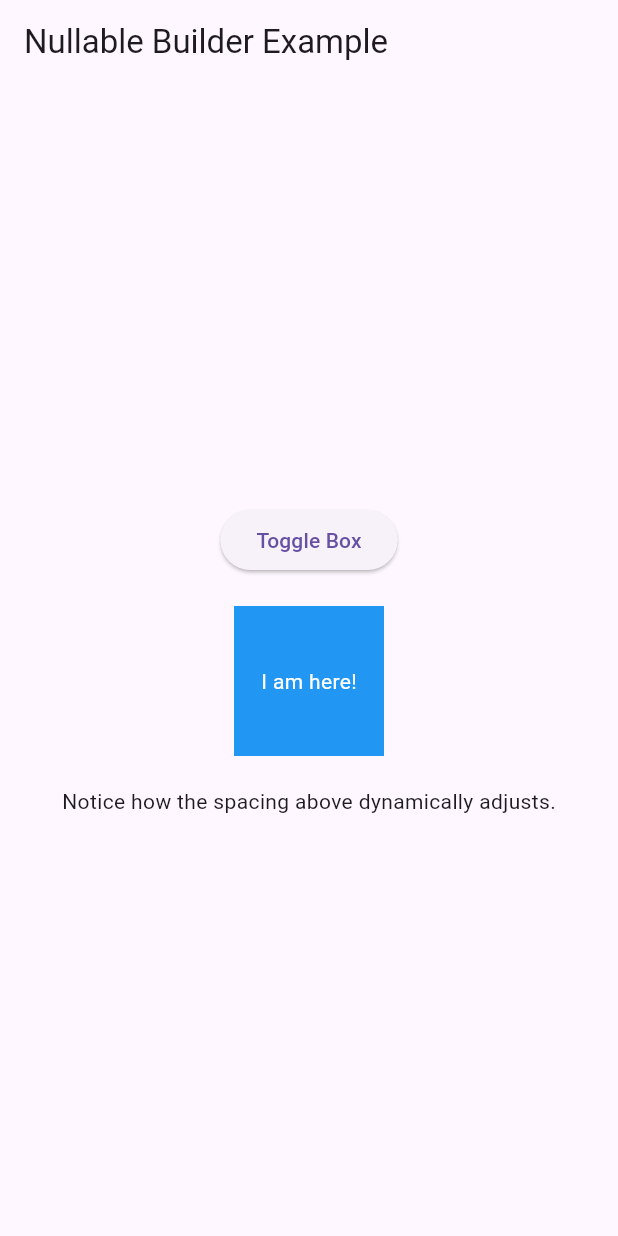
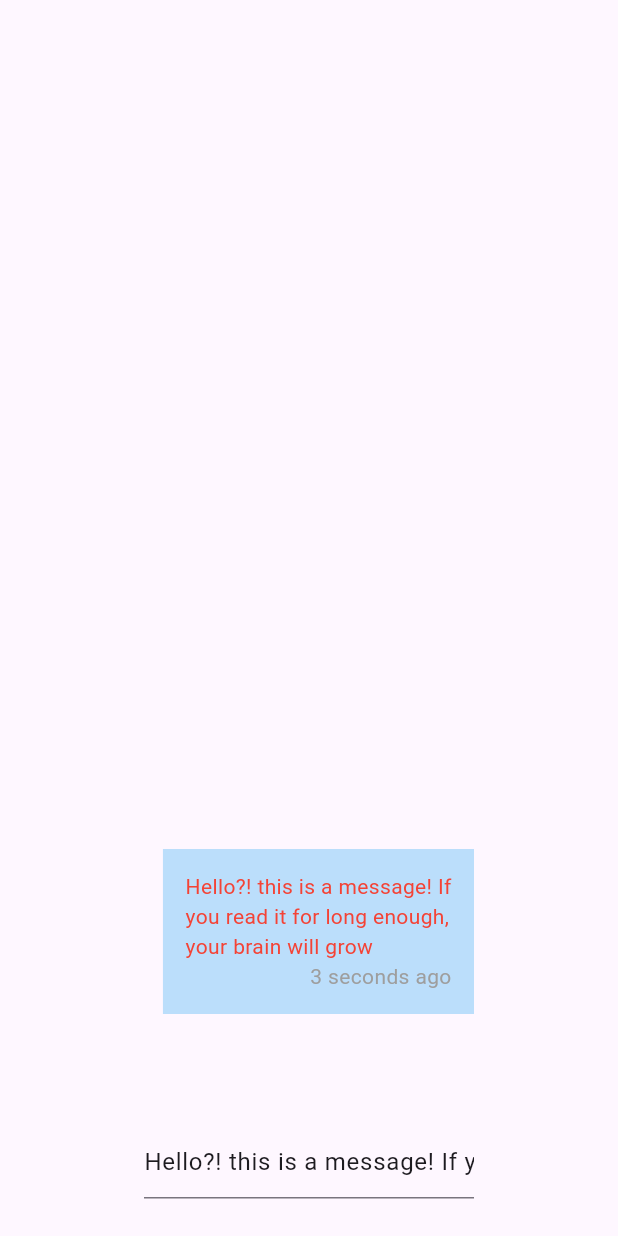
Before and after one commit to AbdeMohlbi/flutter-under-the-hood, a Flutter app: the screen it shows after launch, on a phone screen of 412 x 824 dp. Run offline on Flutter 3.47's test engine with Material 3 defaults, Android fonts, the phone set to English and light mode, and no system bars; our stand-ins replace material_ui.

Commit message:
Add `ChatAppConversationViewApp` example which shows how to create a more advanced custom RenderObject

```diff
--- /dev/null
+++ b/lib/chat_app_conversation_view_app/chat_app_conversation_view_app.dart
@@ -0,0 +1,418 @@
+import 'dart:math';
+
+import 'package:material_ui/material_ui.dart';
+import 'package:flutter/rendering.dart';
+
+class ChatAppConversationViewApp extends StatelessWidget {
+  const ChatAppConversationViewApp({super.key});
+
+  @override
+  Widget build(BuildContext context) {
+    return const MaterialApp(
+      debugShowCheckedModeBanner: false,
+      title: 'Chat message RenderBox',
+      home: ChatAppConversationView(),
+    );
+  }
+}
+
+/// A full-screen widget which vaguely resembles a chat app's conversation view.
+///
+/// The main purpose of the [ChatAppConversationView] class is to feed the value
+/// from a [TextEditingController] into a [TimestampedChatMessage] widget. The
+/// [TimestampedChatMessage] is the real star of the show.
+class ChatAppConversationView extends StatefulWidget {
+  const ChatAppConversationView({super.key});
+
+  @override
+  State<ChatAppConversationView> createState() =>
+      _ChatAppConversationViewState();
+}
+
+class _ChatAppConversationViewState extends State<ChatAppConversationView> {
+  final TextEditingController _controller = TextEditingController(
+    text:
+        'Hello?! this is a message! If you read it for long enough, '
+        'your brain will grow',
+  );
+  String sentAt = '3 seconds ago';
+
+  @override
+  void dispose() {
+    _controller.dispose();
+    super.dispose();
+  }
+
+  @override
+  Widget build(BuildContext context) {
+    return SafeArea(
+      child: Scaffold(
+        body: Center(
+          child: SizedBox(
+            width: 220,
+            child: Column(
+              mainAxisAlignment: .end,
+              children: [
+                (_controller.text != '')
+                    ? Align(
+                        alignment: Alignment.centerRight,
+                        child: Container(
+                          color: Colors.blue[100]!,
+                          padding: const EdgeInsets.all(15),
+                          child: ListenableBuilder(
+                            listenable: _controller,
+                            builder: (context, widget) {
+                              return TimestampedChatMessage(
+                                text: _controller.text,
+                                sentAt: sentAt,
+                                style: const TextStyle(color: Colors.red),
+                              );
+                            },
+                          ),
+                        ),
+                      )
+                    : Container(),
+                const SizedBox(height: 50),
+                Padding(
+                  padding: const EdgeInsets.symmetric(vertical: 25),
+                  child: TextField(controller: _controller),
+                ),
+              ],
+            ),
+          ),
+        ),
+      ),
+    );
+  }
+}
+
+/// Simplified variant of the [Text] widget which accepts both a primary string
+/// for the raw text body, and a secondary `sentAt` string which annotates the
+/// former with a timestamp, similar to how popular chat apps like WhatsApp
+/// render individual messages.
+///
+/// The [TimestampedChatMessage] extends [LeafRenderObjectWidget], which means
+/// it has no children and instead creates a [TimestampedChatMessageRenderObject],
+/// which handles all layout and painting itself.
+class TimestampedChatMessage extends LeafRenderObjectWidget {
+  const TimestampedChatMessage({
+    super.key,
+    required this.text,
+    required this.sentAt,
+    this.style,
+  });
+
+  final String text;
+  final String sentAt;
+  final TextStyle? style;
+
+  @override
+  RenderObject createRenderObject(BuildContext context) {
+    final DefaultTextStyle defaultTextStyle = DefaultTextStyle.of(context);
+    TextStyle? effectiveTextStyle = style;
+    if (style == null || style!.inherit) {
+      effectiveTextStyle = defaultTextStyle.style.merge(style);
+    }
+    return TimestampedChatMessageRenderObject(
+      text: text,
+      sentAt: sentAt,
+      textDirection: Directionality.of(context),
+      textStyle: effectiveTextStyle!,
+      sentAtStyle: effectiveTextStyle.copyWith(color: Colors.grey),
+    );
+  }
+
+  @override
+  void updateRenderObject(
+    BuildContext context,
+    TimestampedChatMessageRenderObject renderObject,
+  ) {
+    final DefaultTextStyle defaultTextStyle = DefaultTextStyle.of(context);
+    TextStyle? effectiveTextStyle = style;
+    if (style == null || style!.inherit) {
+      effectiveTextStyle = defaultTextStyle.style.merge(style);
+    }
+    renderObject.text = text;
+    renderObject.textStyle = effectiveTextStyle!;
+
+    renderObject.sentAt = sentAt;
+    renderObject.sentAtStyle = effectiveTextStyle.copyWith(color: Colors.grey);
+
+    renderObject.textDirection = Directionality.of(context);
+  }
+}
+
+/// Simplified variant of [RenderParagraph] which supports the
+/// [TimestampedChatMessage] widget.
+///
+/// Like the [Text] widget and its inner [RenderParagraph], the
+/// [TimestampedChatMessageRenderObject] makes heavy use of the [TextPainter]
+/// class.
+class TimestampedChatMessageRenderObject extends RenderBox {
+  TimestampedChatMessageRenderObject({
+    required String sentAt,
+    required String text,
+    required TextStyle sentAtStyle,
+    required TextStyle textStyle,
+    required TextDirection textDirection,
+  }) {
+    _text = text;
+    _sentAt = sentAt;
+    _textStyle = textStyle;
+    _sentAtStyle = sentAtStyle;
+    _textDirection = textDirection;
+    _textPainter = TextPainter(
+      text: textTextSpan,
+      textDirection: _textDirection,
+    );
+    _sentAtTextPainter = TextPainter(
+      text: sentAtTextSpan,
+      textDirection: _textDirection,
+    );
+  }
+
+  late TextDirection _textDirection;
+  late String _text;
+  late String _sentAt;
+  late TextPainter _textPainter;
+  late TextPainter _sentAtTextPainter;
+  late TextStyle _sentAtStyle;
+  late TextStyle _textStyle;
+  late bool _sentAtFitsOnLastLine;
+  late double _lineHeight;
+  late double _lastMessageLineWidth;
+  double _longestLineWidth = 0;
+  late double _sentAtLineWidth;
+  late int _numMessageLines;
+
+  set sentAt(String val) {
+    if (val == _sentAt) return;
+    _sentAt = val;
+    // `sentAtTextSpan` is a computed property that incorporates both the raw
+    // string value and the [TextStyle], so we have to update the whole [TextSpan]
+    // any time either value is updated.
+    _sentAtTextPainter.text = sentAtTextSpan;
+    markNeedsLayout();
+
+    // Because changing any text in our widget will definitely change the
+    // semantic meaning of this piece of our UI, we need to call
+    markNeedsSemanticsUpdate();
+  }
+
+  set sentAtStyle(TextStyle val) {
+    if (val == _sentAtStyle) return;
+    _sentAtStyle = val;
+    // `sentAtTextSpan` is a computed property that incorporates both the raw
+    // string value and the [TextStyle], so we have to update the whole [TextSpan]
+    // any time either value is updated.
+    _sentAtTextPainter.text = sentAtTextSpan;
+    markNeedsLayout();
+  }
+
+  String get text => _text;
+  set text(String val) {
+    if (val == _text) return;
+    _text = val;
+    _textPainter.text = textTextSpan;
+    markNeedsLayout();
+    // Because changing any text in our widget will definitely change the
+    // semantic meaning of this piece of our UI, we need to call
+    markNeedsSemanticsUpdate();
+  }
+
+  TextStyle get textStyle => _textStyle;
+  set textStyle(TextStyle val) {
+    if (val == _textStyle) return;
+    _textStyle = val;
+    _textPainter.text = textTextSpan;
+
+    // If we knew that the new [TextStyle] had only changed in certain ways (e.g.
+    // color) then we could be more performant and call `markNeedsPaint()` instead.
+    // However, without carefully making that assessment, it is safer to call
+    // the more generic method, `markNeedsLayout()` instead (which also implies
+    // a repaint).
+    markNeedsLayout();
+  }
+
+  set textDirection(TextDirection val) {
+    if (_textDirection == val) {
+      return;
+    }
+    _textDirection = val;
+    _textPainter.textDirection = val;
+    _sentAtTextPainter.textDirection = val;
+    markNeedsSemanticsUpdate();
+    markNeedsLayout();
+  }
+
+  TextSpan get textTextSpan => TextSpan(text: _text, style: _textStyle);
+  TextSpan get sentAtTextSpan => TextSpan(text: _sentAt, style: _sentAtStyle);
+
+  @override
+  void describeSemanticsConfiguration(SemanticsConfiguration config) {
+    super.describeSemanticsConfiguration(config);
+    // Set this to `true` because individual chat bubbles are perfectly
+    // self-contained semantic objects.
+    config.isSemanticBoundary = true;
+
+    config.label = '$_text, sent $_sentAt';
+    config.textDirection = _textDirection;
+  }
+
+  @override
+  double computeMinIntrinsicWidth(double height) {
+    // Ignore `height` parameter because chat bubbles' height grows as a
+    // function of available width and text length.
+
+    _layoutText(double.infinity);
+    return _longestLineWidth;
+  }
+
+  @override
+  double computeMinIntrinsicHeight(double width) =>
+      computeMaxIntrinsicHeight(width);
+
+  @override
+  double computeMaxIntrinsicHeight(double width) {
+    final computedSize = _layoutText(width);
+    return computedSize.height;
+  }
+
+  @override
+  void performLayout() {
+    final unconstrainedSize = _layoutText(constraints.maxWidth);
+    size = constraints.constrain(
+      Size(unconstrainedSize.width, unconstrainedSize.height),
+    );
+  }
+
+  /// Lays out the text within a given width constraint and returns its [Size].
+  ///
+  /// Because [_layoutText] is called from multiple places with multiple concerns,
+  /// like intrinsics which could have different width parameters than a typical
+  /// layout, this logic is moved out of `performLayout` and into a dedicated
+  /// method which accepts and works with any width constraint.
+  Size _layoutText(double maxWidth) {
+    // Draw nothing (requiring no size) if the string doesn't exist. This is one
+    // of many opinionated choices we could make here if the text is empty.
+    if (_textPainter.text?.toPlainText() == '') {
+      return Size.zero;
+    }
+    assert(
+      maxWidth > 0,
+      'You must allocate SOME space to layout a TimestampedChatMessageRenderObject. Received a '
+      '`maxWidth` value of $maxWidth.',
+    );
+
+    // Layout the raw message, which saves expected high-level sizing values
+    // to the painter itself.
+    _textPainter.layout(maxWidth: maxWidth);
+    final textLines = _textPainter.computeLineMetrics();
+
+    // Now make similar calculations for `sentAt`.
+    _sentAtTextPainter.layout(maxWidth: maxWidth);
+    _sentAtLineWidth = _sentAtTextPainter.computeLineMetrics().first.width;
+
+    // Reset cached values from the last frame if they're assumed to start at 0.
+    // (Because this is used in `max`, if it opens a new frame still holding the
+    // value from a previous frame, we could fail to accurately calculate the
+    // longest line.)
+    _longestLineWidth = 0;
+
+    // Next, we calculate a few metrics for the height and width of the message.
+
+    // First, chat messages don't actually grow to their full available width
+    // if their longest line does not require it. Thus, we need to note the
+    // longest line in the message.
+    for (final line in textLines) {
+      _longestLineWidth = max(_longestLineWidth, line.width);
+    }
+    // If the message is very short, it's possible that the longest line is
+    // is actually the date.
+    _longestLineWidth = max(_longestLineWidth, _sentAtTextPainter.width);
+
+    // Because [_textPainter.width] can be the maximum width we passed to it,
+    // even if the longest line is shorter, we use this logic to determine its
+    // real size, for our purposes.
+    final sizeOfMessage = Size(_longestLineWidth, _textPainter.height);
+
+    // Cache additional variables used both in the rest of this method and in
+    // `paint` later on.
+    _lastMessageLineWidth = textLines.last.width;
+    _lineHeight = textLines.last.height;
+    _numMessageLines = textLines.length;
+
+    // Determine whether the message's last line and the date can share a
+    // horizontal row together.
+    final lastLineWithDate = _lastMessageLineWidth + (_sentAtLineWidth * 1.08);
+    if (textLines.length == 1) {
+      _sentAtFitsOnLastLine = lastLineWithDate < maxWidth;
+    } else {
+      _sentAtFitsOnLastLine =
+          lastLineWithDate < min(_longestLineWidth, maxWidth);
+    }
+
+    late Size computedSize;
+    if (!_sentAtFitsOnLastLine) {
+      computedSize = Size(
+        // If `sentAt` does not fit on the longest line, then we know the
+        // message contains a long line, making this a safe value for `width`.
+        sizeOfMessage.width,
+        // And similarly, if `sentAt` does not fit, we know to add its height
+        // to the overall size of just-the-message.
+        sizeOfMessage.height + _sentAtTextPainter.height,
+      );
+    } else {
+      // Moving forward, of course, we know that `sentAt` DOES fit into the last
+      // line.
+
+      if (textLines.length == 1) {
+        computedSize = Size(
+          // When there is only 1 line, our width calculations are in a special
+          // case of needing as many pixels as our line plus the date, as opposed
+          // to the full size of the longest line.
+          lastLineWithDate,
+          sizeOfMessage.height,
+        );
+      } else {
+        computedSize = Size(
+          // But when there's more than 1 line, our width should be equal to the
+          // longest line.
+          _longestLineWidth,
+          sizeOfMessage.height,
+        );
+      }
+    }
+    return computedSize;
+  }
+
+  @override
+  void paint(PaintingContext context, Offset offset) {
+    // Draw nothing (requiring no paint calls) if the string doesn't exist. This
+    // is one of many opinionated choices we could make here if the text is empty.
+    if (_textPainter.text?.toPlainText() == '') {
+      return;
+    }
+
+    // This line writes the actual message to the screen. Because we use the
+    // same offset we were passed, the text will appear in the upper-left corner
+    // of our available space.
+    _textPainter.paint(context.canvas, offset);
+
+    late Offset sentAtOffset;
+    if (_sentAtFitsOnLastLine) {
+      sentAtOffset = Offset(
+        offset.dx + (size.width - _sentAtLineWidth),
+        offset.dy + (_lineHeight * (_numMessageLines - 1)),
+      );
+    } else {
+      sentAtOffset = Offset(
+        offset.dx + (size.width - _sentAtLineWidth),
+        offset.dy + _lineHeight * _numMessageLines,
+      );
+    }
+
+    // Finally, place the `sentAt` value accordingly.
+    _sentAtTextPainter.paint(context.canvas, sentAtOffset);
+  }
+}
--- a/lib/main.dart
+++ b/lib/main.dart
@@ -1,6 +1,7 @@
 import 'package:material_ui/material_ui.dart';
 
 import 'animated_nullable_listenable_builder/animated_nullable_listenable_builder.dart';
+import 'chat_app_conversation_view_app/chat_app_conversation_view_app.dart';
 import 'custom_painter_usage/bounded_progress_painter.dart';
 import 'custom_painter_usage/repeating_progress_indicator.dart';
 import 'custom_painter_usage/smiley_face.dart';
@@ -15,9 +16,10 @@ const widgets = [
   ReusableRenderObjectApp(),
   NullableListenableBuilderApp(),
   AnimatedNullableListenableBuilderApp(),
+  ChatAppConversationViewApp(),
 ];
 
 final nonConstWidgets = [HttpUsage(repository: UserRepositoryImpl())];
 void main() {
-  runApp(widgets[4]);
+  runApp(widgets.last);
 }
```
Also changed, not shown: 1 other file.
